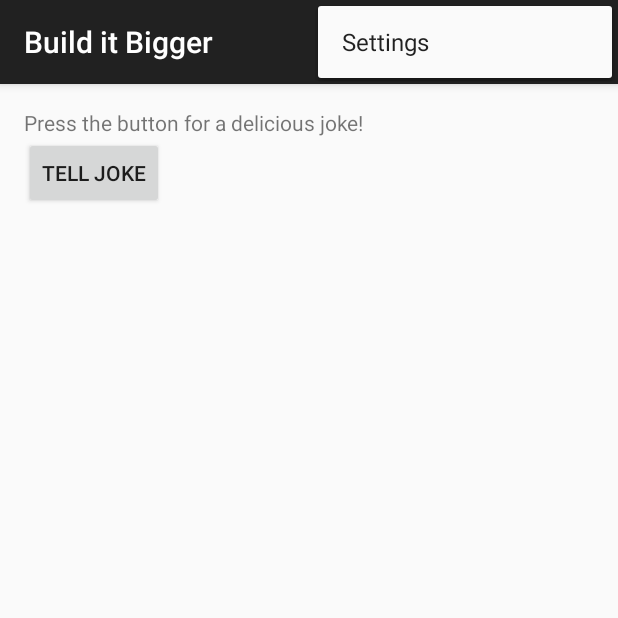
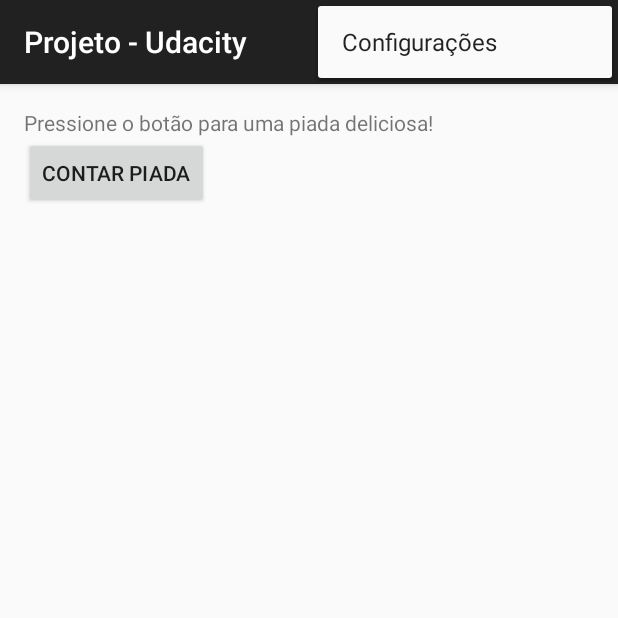
Before and after one commit to AnselmoPfeifer/learning-gradle, an Android app: the screen it shows after launch (MainActivity), with the options menu open, on a phone screen of 412 x 824 dp, the top half of it. Run offline under Robolectric (Android 15) with nearby library versions, the phone set to English and light mode, and no system bars; our stand-ins replace AdMob.

Commit message:
Add projeto final do curso de - Gradle for Android and Java

```diff
--- a/modulo-03-04-build-android/FinalProject/app/src/main/java/com/udacity/gradle/builditbigger/MainActivity.java
+++ b/modulo-03-04-build-android/FinalProject/app/src/main/java/com/udacity/gradle/builditbigger/MainActivity.java
@@ -40,7 +40,7 @@ public class MainActivity extends ActionBarActivity {
     }
 
     public void tellJoke(View view) {
-        Toast.makeText(this, "derp", Toast.LENGTH_SHORT).show();
+        Toast.makeText(this, "Este foi meu primeiro App em android! Não eh para rir não.", Toast.LENGTH_SHORT).show();
     }
 
 
--- a/modulo-03-04-build-android/FinalProject/app/src/main/res/values/strings.xml
+++ b/modulo-03-04-build-android/FinalProject/app/src/main/res/values/strings.xml
@@ -1,7 +1,7 @@
 <resources>
-    <string name="app_name">Build it Bigger</string>
-    <string name="instructions">Press the button for a delicious joke!</string>
-    <string name="button_text">Tell Joke</string>
-    <string name="action_settings">Settings</string>
+    <string name="app_name">Projeto - Udacity</string>
+    <string name="instructions">Pressione o botão para uma piada deliciosa!</string>
+    <string name="button_text">Contar piada</string>
+    <string name="action_settings">Configurações</string>
     <string name="banner_ad_unit_id">ca-app-pub-3940256099942544/6300978111</string>
 </resources>
```
Also changed, not shown: 1 other file.
